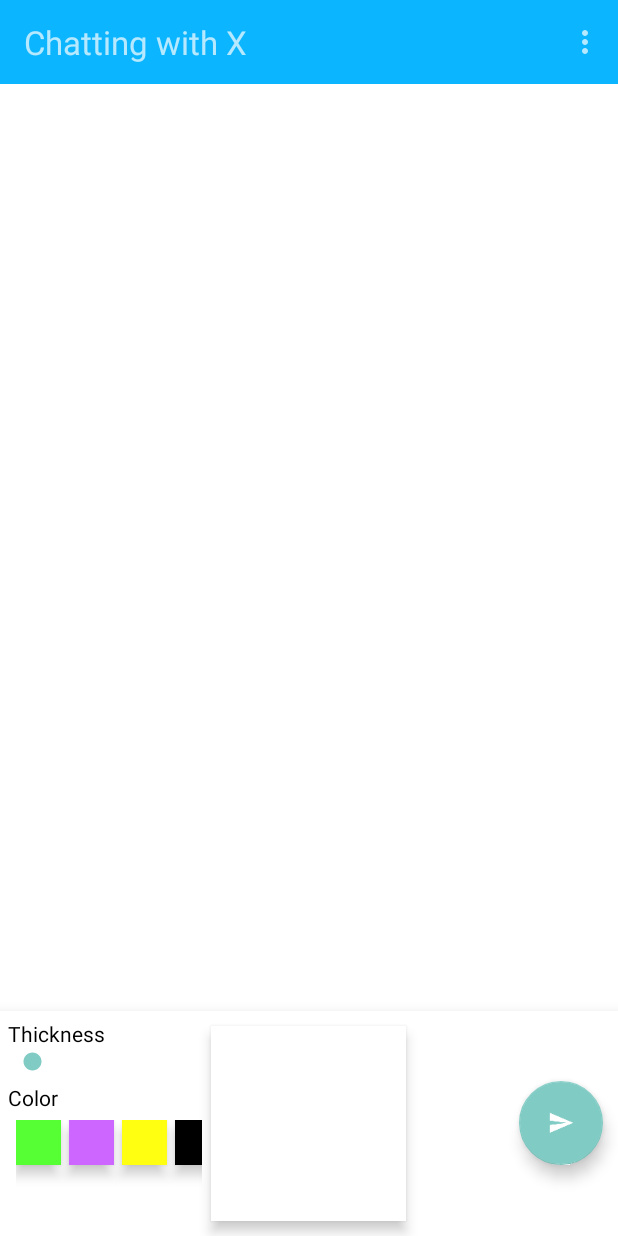
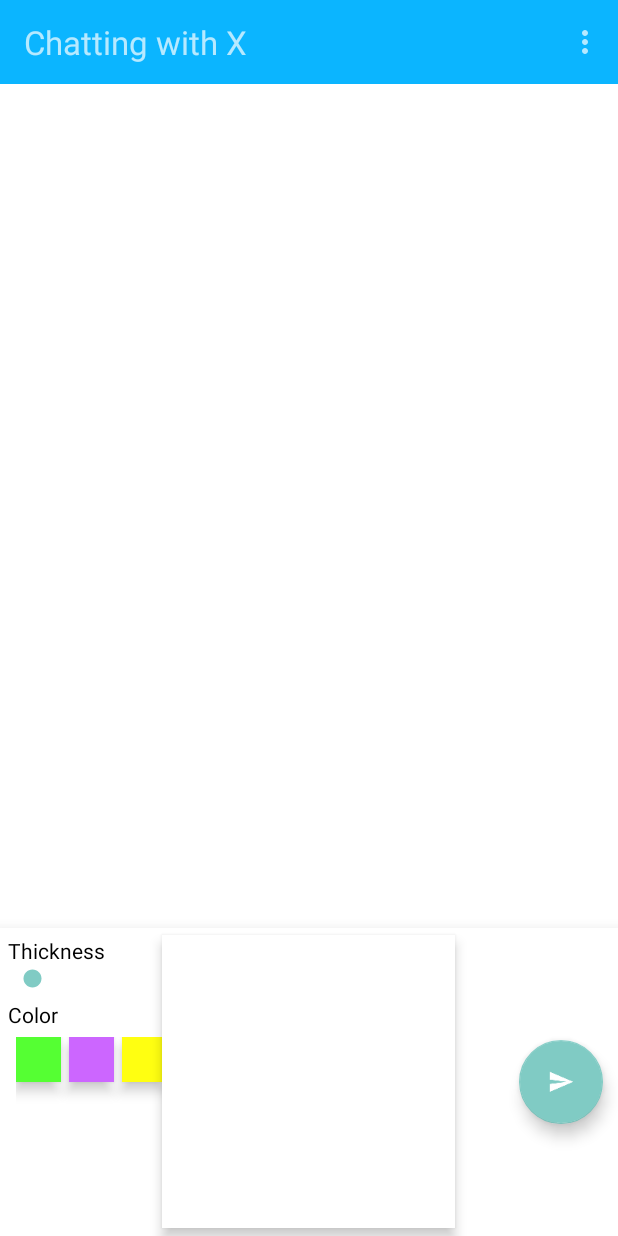
Before and after one commit to Leonardo-Ciocan/SquareChat, an Android app: the MainActivity screen opened directly, with no data from a screen before it, on a phone screen of 412 x 824 dp. Run offline under Robolectric (Android 15) with nearby library versions, the light colour scheme and no system bars; libraries missing offline, so code that uses them is left out: com.getpebble.android, com.melnykov.fab; plain views replace FloatingActionButton; 7 statements that could not run were skipped.

Commit message:
UI changes

```diff
--- a/app/src/main/res/layout/activity_main.xml
+++ b/app/src/main/res/layout/activity_main.xml
@@ -37,7 +37,7 @@
             android:layout_height="fill_parent">
             <ScrollView
                 android:layout_gravity="bottom"
-                android:layout_marginBottom="150dp"
+                android:layout_marginBottom="205dp"
                 android:layout_width="fill_parent"
                 android:layout_height="fill_parent">
                 <LinearLayout
@@ -53,15 +53,15 @@
                 android:background="#fff"
                 android:layout_gravity="bottom"
                 android:layout_width="fill_parent"
-                android:layout_height="150dp">
+                android:layout_height="205dp">
                 <nsl.squarechat.SquareView
                     android:id="@+id/currentSquare"
                     android:elevation="5dp"
                     android:layout_gravity="center"
                     android:layout_margin="10dp"
                     android:background="#fff"
-                    android:layout_width="130dp"
-                    android:layout_height="130dp" />
+                    android:layout_width="195dp"
+                    android:layout_height="195dp" />
 
                 <com.melnykov.fab.FloatingActionButton
                     android:id="@+id/send"
@@ -81,7 +81,7 @@
                 <LinearLayout
                     android:padding="5dp"
                     android:orientation="vertical"
-                    android:layout_width="140dp"
+                    android:layout_width="180dp"
                     android:layout_height="fill_parent">
                     <TextView
                         android:layout_width="fill_parent"
```
Also changed, not shown: app/src/main/res/layout/conversation_item.xml (+7 -4 lines), app/src/main/res/layout/section.xml (+5 -4 lines), app/src/main/res/drawable/doodletest.png (deleted).
